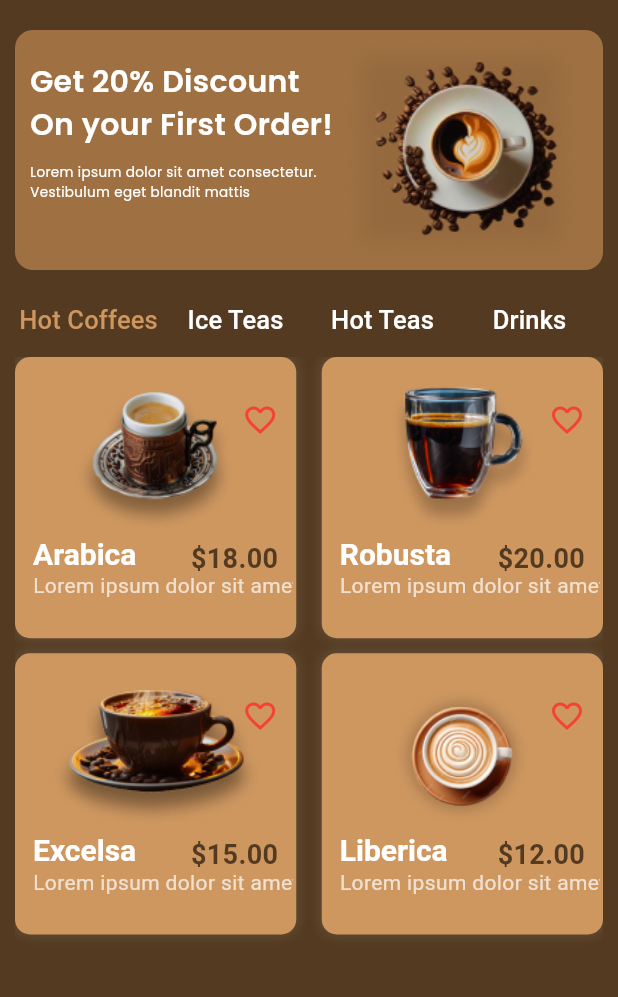
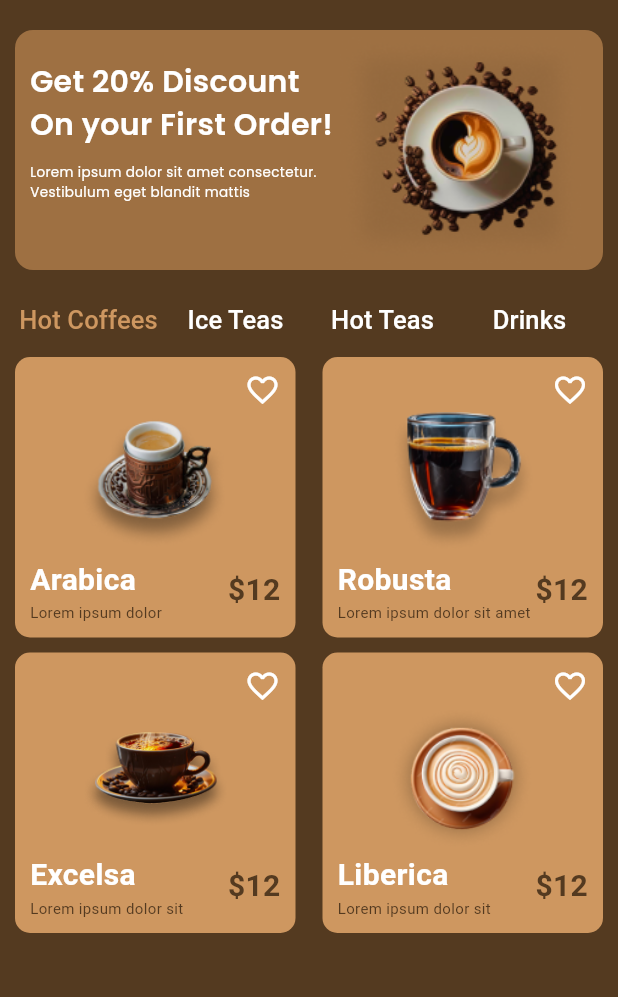
Before and after one commit to ahmdZhran/coffe_shop, a Flutter app: the HomeView screen opened directly, on a phone screen of 412 x 824 dp, the part 198-1195 px from its top. Run offline on Flutter 3.47's test engine with Material 3 defaults, Android fonts, the phone set to English and light mode, and no system bars; our stand-ins replace flutter_svg, smooth_page_indicator.

Commit message:
resize coffee card and coffee gride

```diff
--- a/lib/features/home/presentation/widgets/coffee_card.dart
+++ b/lib/features/home/presentation/widgets/coffee_card.dart
@@ -20,77 +20,61 @@ class CoffeeCard extends StatelessWidget {
 
   @override
   Widget build(BuildContext context) {
-    return SizedBox(
-      child: Container(
-        padding: const EdgeInsets.symmetric(horizontal: 2.0, vertical: 20),
+    return Container(
         decoration: BoxDecoration(
           borderRadius: BorderRadius.circular(10.0),
-          boxShadow: [
-            BoxShadow(
-              color: Colors.grey.withOpacity(0.2),
-              blurRadius: 5.0,
-              spreadRadius: 1.0,
-            )
-          ],
           color: AppColors.primaryColor,
         ),
-        child: Stack(
+        child: Padding(
+          padding: const EdgeInsets.only(right: 10, left: 10),
+          child: Column(
             children: [
-            Center(
+              const Align(
+                alignment: Alignment.topRight,
                 child: Padding(
-                padding: const EdgeInsets.only(bottom: 50),
-                child: Image.asset(assetName, height: 150.0),
-              ),
-            ),
-            Positioned(
-              bottom: 25.0,
-              left: 10.0,
-              child: RichText(
-                text: TextSpan(
-                  children: [
-                    TextSpan(
-                      text: coffeeName,
-                      style: const TextStyle(
-                        fontSize: 20.0,
-                        fontWeight: FontWeight.bold,
+                  padding: EdgeInsets.only(top: 10),
+                  child: Icon(
+                    Icons.favorite_outline,
                     color: Colors.white,
                   ),
                 ),
-                  ],
               ),
+              SizedBox(
+                height: 100,
+                width: 100,
+                child: Image.asset(assetName),
               ),
+              Row(
+                mainAxisAlignment: MainAxisAlignment.spaceBetween,
+                children: [
+                  Column(
+                    crossAxisAlignment: CrossAxisAlignment.start,
+                    children: [
+                      Text(
+                        coffeeName,
+                        style: const TextStyle(
+                            color: Colors.white,
+                            fontWeight: FontWeight.bold,
+                            fontSize: 20),
                       ),
-            Positioned(
-              bottom: description.isNotEmpty ? 20.0 : 20.0,
-              right: 10.0,
-              child: Text(
-                '\$${price.toStringAsFixed(2)}',
-                style: const TextStyle(
-                  fontSize: 18.0,
-                  fontWeight: FontWeight.bold,
-                  color: AppColors.backgroundColor,
-                ),
-              ),
-            ),
-            const Positioned(
-              top: 10.0,
-              right: 10.0,
-              child: Icon(Icons.favorite_outline, color: Colors.red),
-            ),
-            Positioned(
-              bottom: 5.0,
-              left: 10.0,
-              child: Text(
+                      Text(
                         description,
                         style: const TextStyle(
-                  fontSize: 14.0,
-                  color: Colors.white70,
-                ),
-              ),
+                            color: AppColors.backgroundColor, fontSize: 10),
                       ),
                     ],
                   ),
+                  const Text(
+                    '\$12',
+                    style: TextStyle(
+                        color: AppColors.backgroundColor,
+                        fontWeight: FontWeight.bold,
+                        fontSize: 20),
                   ),
-    );
+                ],
+              )
+            ],
+          ),
+        ));
   }
 }
--- a/lib/features/home/presentation/widgets/coffee_gride.dart
+++ b/lib/features/home/presentation/widgets/coffee_gride.dart
@@ -7,38 +7,36 @@ class CoffeeGrid extends StatelessWidget {
 
   @override
   Widget build(BuildContext context) {
-    return SizedBox(
-      child: GridView.count(
+    return GridView.count(
         shrinkWrap: true,
         crossAxisCount: 2,
         mainAxisSpacing: 10.0,
-          crossAxisSpacing: 17.0,
+        crossAxisSpacing: 18.0,
         children: const [
           CoffeeCard(
             assetName: 'assets/images/image-6.png',
             coffeeName: 'Arabica',
-              description: 'Lorem ipsum dolor sit amet cons',
+            description: 'Lorem ipsum dolor',
             price: 18,
           ),
           CoffeeCard(
             assetName: 'assets/images/image-8.png',
             coffeeName: 'Robusta',
-              description: 'Lorem ipsum dolor sit amet cons',
+            description: 'Lorem ipsum dolor sit amet',
             price: 20,
           ),
           CoffeeCard(
             assetName: 'assets/images/image-9.png',
             coffeeName: 'Excelsa',
-              description: 'Lorem ipsum dolor sit amet cons',
+            description: 'Lorem ipsum dolor sit ',
             price: 15,
           ),
           CoffeeCard(
             assetName: 'assets/images/image-10.png',
             coffeeName: 'Liberica',
-              description: 'Lorem ipsum dolor sit amet cons',
+            description: 'Lorem ipsum dolor sit',
             price: 12,
           ),
-          ]),
-    );
+        ]);
   }
 }
--- a/lib/features/home/presentation/widgets/custom_tapbar_widget.dart
+++ b/lib/features/home/presentation/widgets/custom_tapbar_widget.dart
@@ -30,7 +30,7 @@ class CustomTapBarWidget extends StatelessWidget {
             ],
           ),
           SizedBox(
-            height: 500,
+            height: 600,
             child: TabBarView(children: [
               CoffeeGrid(),
               Center(child: Text('Tab 2 Content')),
```
Lines whose indentation alone changed are shown as unchanged.
